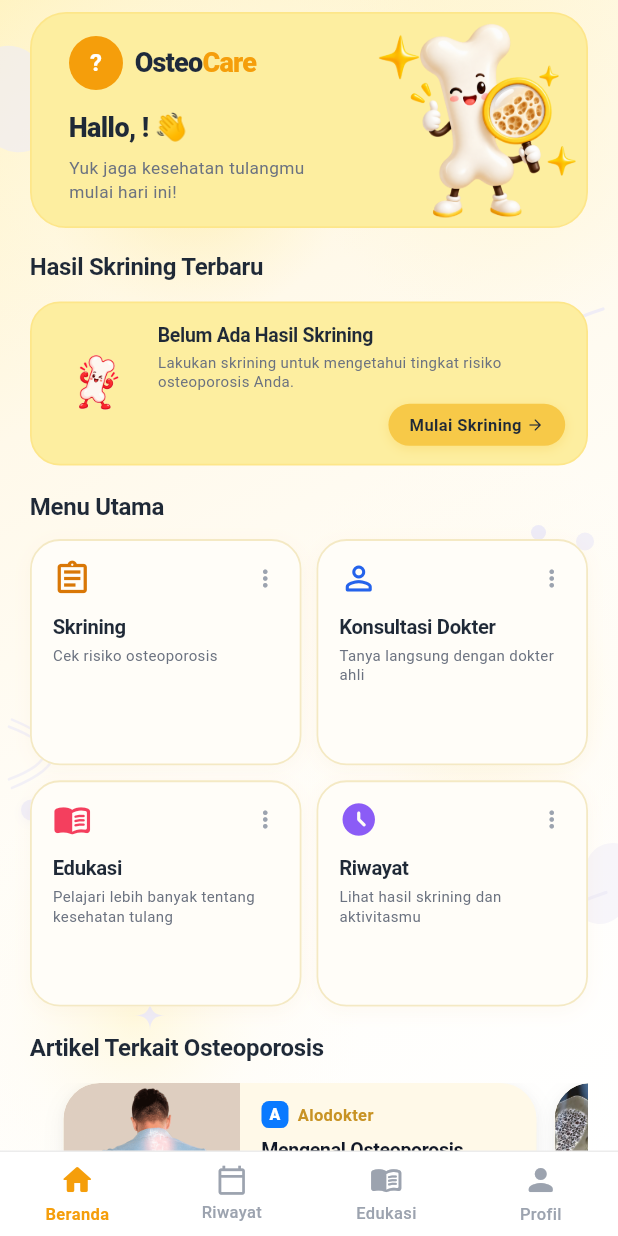
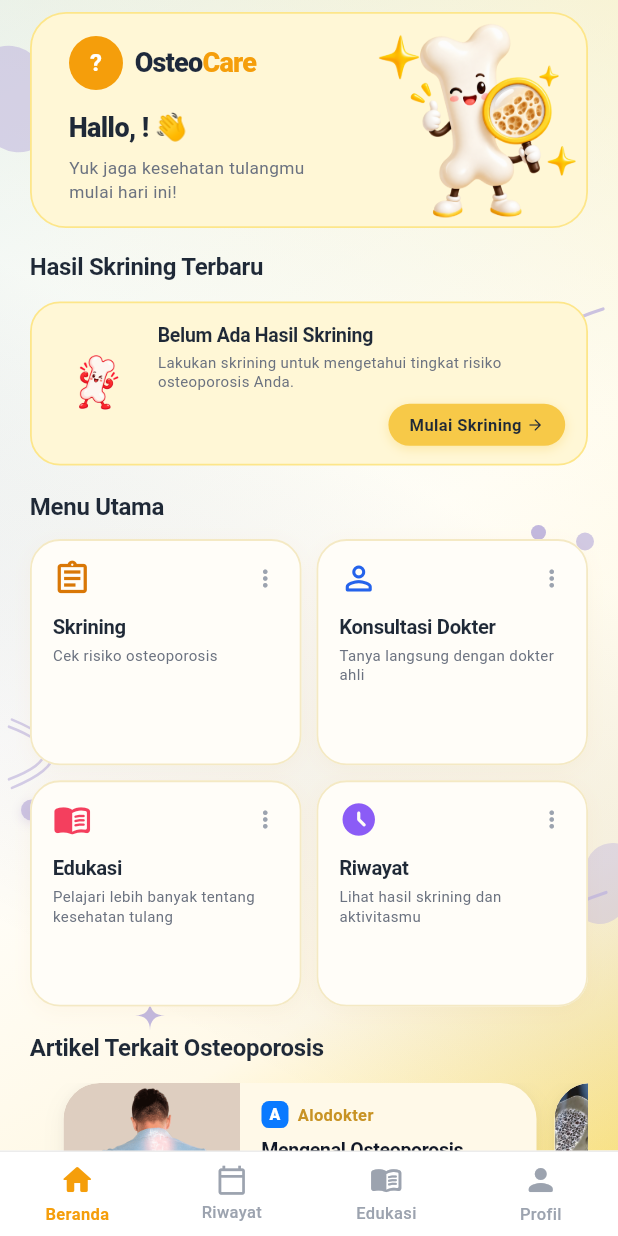
Before and after one commit to juliaaio/oste, a Flutter app: the screen it shows once a user with an empty profile is signed in, on a phone screen of 412 x 824 dp. Run offline on Flutter 3.47's test engine with Material 3 defaults, Android fonts, the phone set to English and light mode, and no system bars; our stand-ins replace cloud_firestore, firebase_auth, firebase_core; accounts and stored records are empty.

Commit message:
Update dashboard UI

```diff
--- a/lib/features/dashboard/dashboard_page.dart
+++ b/lib/features/dashboard/dashboard_page.dart
@@ -37,7 +37,7 @@ class _DashboardColors {
 
   // Warna background referensi
   static const Color bgCreamYellow = Color(0xFFFFF9EA);
-  static const Color bgDecorLavender = Color(0xFFEDEBF7);
+  static const Color bgDecorLavender = Color(0xFFC2B8DE);
 
   // Warna pendukung untuk hierarki visual & tipografi
   static const Color textDark = Color(0xFF1F2937);
@@ -66,7 +66,8 @@ class _DashboardPageState extends State<DashboardPage> {
       backgroundColor: Colors.white,
       body: Stack(
         children: [
-          // 1. Base gradient #FFF9EA + kuning amber menyebar penuh
+          // 1. Full-screen diagonal gradient: menyebar ke seluruh layar dari kiri-atas ke kanan-bawah
+          // (Biru langit lembut di kiri-atas -> transisi putih terang & luas di tengah -> butter yellow hangat di kanan-bawah)
           Positioned.fill(
             child: Container(
               decoration: const BoxDecoration(
@@ -74,96 +75,32 @@ class _DashboardPageState extends State<DashboardPage> {
                   begin: Alignment.topLeft,
                   end: Alignment.bottomRight,
                   colors: [
-                    Color(0xFFFFF3C0), // Kuning amber hangat kiri-atas
-                    creamColor,        // Cream #FFF9EA transisi
-                    Color(0xFFFFFDF8), // Lembut tengah
-                    Colors.white,      // Putih bawah-kanan
+                    Color(0xFFE5F3FD), // Biru langit soft di sudut kiri atas (sedikit & lembut)
+                    Color(0xFFF4FAFE), // Transisi lembut ke putih
+                    Colors.white,      // Gradasi putih bersih & terang di tengah (menyebar luas)
+                    Color(0xFFFFF9E8), // Cream butter yellow lembut
+                    Color(0xFFFDE68A), // Butter yellow hangat di kanan bawah
                   ],
-                  stops: [0.0, 0.30, 0.60, 1.0],
-                ),
-              ),
-            ),
-          ),
-
-          // 2. Glow blob kuning amber besar di kiri-atas
-          Positioned(
-            top: -80,
-            left: -60,
+                  stops: [0.0, 0.20, 0.50, 0.80, 1.0],
+                ),
+              ),
+            ),
+          ),
+
+          // 2. Full-screen linear gradient pelengkap: butter yellow menyebar dari kanan-atas ke arah tengah
+          // (Membuat seluruh sisi kanan dari atas hingga bawah memiliki hangatnya butter yellow seperti di referensi)
+          Positioned.fill(
             child: Container(
-              width: 380,
-              height: 380,
               decoration: BoxDecoration(
-                shape: BoxShape.circle,
-                gradient: RadialGradient(
+                gradient: LinearGradient(
+                  begin: Alignment.topRight,
+                  end: Alignment.bottomLeft,
                   colors: [
-                    const Color(0xFFFDE68A).withValues(alpha: 0.55),
-                    creamColor.withValues(alpha: 0.30),
-                    creamColor.withValues(alpha: 0.0),
+                    const Color(0xFFFDE68A).withValues(alpha: 0.35), // Butter yellow di kanan atas menyebar
+                    const Color(0xFFFFF3C0).withValues(alpha: 0.15),
+                    Colors.transparent,                              // Transparan lembut ke tengah & kiri bawah
                   ],
-                  stops: [0.0, 0.55, 1.0],
-                ),
-              ),
-            ),
-          ),
-
-          // Glow blob kuning di kanan-atas
-          Positioned(
-            top: -40,
-            right: -50,
-            child: Container(
-              width: 260,
-              height: 260,
-              decoration: BoxDecoration(
-                shape: BoxShape.circle,
-                gradient: RadialGradient(
-                  colors: [
-                    const Color(0xFFFDE68A).withValues(alpha: 0.40),
-                    const Color(0xFFFFF3C0).withValues(alpha: 0.20),
-                    const Color(0xFFFFF3C0).withValues(alpha: 0.0),
-                  ],
-                  stops: [0.0, 0.50, 1.0],
-                ),
-              ),
-            ),
-          ),
-
-          // Glow blob kuning di tengah-kanan
-          Positioned(
-            top: 300,
-            right: -70,
-            child: Container(
-              width: 320,
-              height: 320,
-              decoration: BoxDecoration(
-                shape: BoxShape.circle,
-                gradient: RadialGradient(
-                  colors: [
-                    const Color(0xFFFDE68A).withValues(alpha: 0.35),
-                    creamColor.withValues(alpha: 0.20),
-                    creamColor.withValues(alpha: 0.0),
-                  ],
-                  stops: [0.0, 0.55, 1.0],
-                ),
-              ),
-            ),
-          ),
-
-          // Glow blob cream di bawah-kiri
-          Positioned(
-            bottom: -60,
-            left: -60,
-            child: Container(
-              width: 300,
-              height: 300,
-              decoration: BoxDecoration(
-                shape: BoxShape.circle,
-                gradient: RadialGradient(
-                  colors: [
-                    const Color(0xFFFFF3C0).withValues(alpha: 0.50),
-                    creamColor.withValues(alpha: 0.20),
-                    creamColor.withValues(alpha: 0.0),
-                  ],
-                  stops: [0.0, 0.55, 1.0],
+                  stops: const [0.0, 0.40, 0.85],
                 ),
               ),
             ),
@@ -695,7 +632,7 @@ class _HeaderSection extends StatelessWidget {
             Positioned.fill(
               child: Container(
                 decoration: BoxDecoration(
-                  color: const Color(0xFFFDEEA0),
+                  color: const Color(0xFFFFF7D6),
                   borderRadius: BorderRadius.circular(24),
                   border: Border.all(
                     color: const Color(0xFFFDE68A),
@@ -876,7 +813,7 @@ class _LatestScreeningSection extends StatelessWidget {
       width: double.infinity,
       padding: const EdgeInsets.symmetric(horizontal: 14, vertical: 12),
       decoration: BoxDecoration(
-        color: const Color(0xFFFDEEA0),
+        color: const Color(0xFFFFF7D6),
         borderRadius: BorderRadius.circular(20),
         border: Border.all(
           color: const Color(0xFFFDE68A),
@@ -1015,7 +952,7 @@ class _LatestScreeningSection extends StatelessWidget {
         width: double.infinity,
         padding: const EdgeInsets.symmetric(horizontal: 14, vertical: 12),
         decoration: BoxDecoration(
-          color: const Color(0xFFFDEEA0),
+          color: const Color(0xFFFFF7D6),
           borderRadius: BorderRadius.circular(20),
           border: Border.all(
             color: const Color(0xFFFDE68A),
@@ -1783,7 +1720,7 @@ class _EducationBannerSection extends StatelessWidget {
       width: double.infinity,
       decoration: BoxDecoration(
         // Background identik dengan Card "Kenali Risikomu" di Skrining
-        color: const Color(0xFFFDEEA0),
+        color: const Color(0xFFFFF7D6),
         borderRadius: BorderRadius.circular(24),
         border: Border.all(
           color: const Color(0xFFFDE68A),
```
